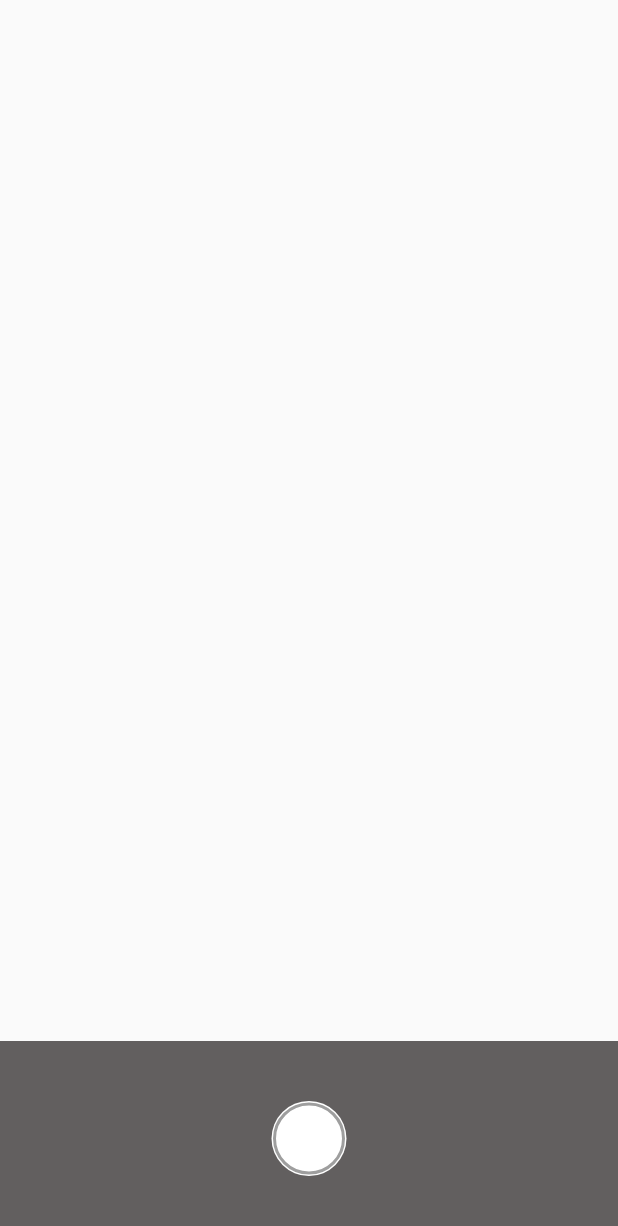
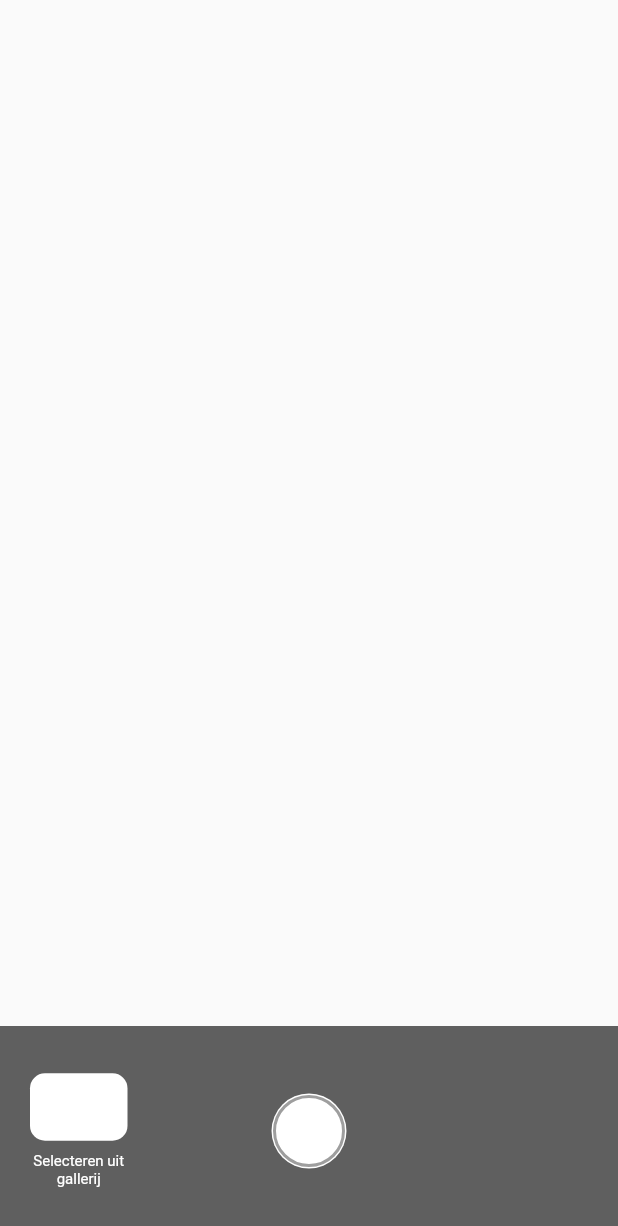
Before and after one commit to LennardDeurman/foodage-flutter, a Flutter app: the screen it shows after launch, on a phone screen of 412 x 824 dp. Shown: the top 1226 px of the screen. Run offline on Flutter 3.47's test engine with Material 2 defaults, Android fonts, the phone set to English and light mode, and no system bars.

Commit message:
Camera UI changes
- Applied bloc map structure
- Added camera import
- Created seperate class for bar

```diff
--- a/lib/main.dart
+++ b/lib/main.dart
@@ -1,5 +1,5 @@
 import 'package:flutter/material.dart';
-import 'package:foodage/camera/main.dart';
+import 'package:foodage/ui/camera/camera_screen.dart';
 
 void main() {
   runApp(MyApp());
--- a/lib/camera/main.dart
+++ b/lib/ui/camera/camera_screen.dart
@@ -1,3 +1,4 @@
+import 'package:flutter/cupertino.dart';
 import 'package:flutter/material.dart';
 
 class FoodCamera extends StatefulWidget {
@@ -65,6 +66,78 @@ class _CaptureButton extends StatelessWidget {
 
 }
 
+
+class _SelectFromGalleryButton extends StatelessWidget {
+
+  final double width;
+  final double imageHeight;
+
+  _SelectFromGalleryButton ({ this.width = 65, this.imageHeight = 45 });
+
+  @override
+  Widget build(BuildContext context) {
+    return Container(
+      width: width,
+      child: Column(
+        mainAxisSize: MainAxisSize.min,
+        children: <Widget>[
+          Container(
+            width: this.width,
+            height: this.imageHeight,
+            decoration: BoxDecoration(
+                color: Colors.white,
+                borderRadius: BorderRadius.circular(10)
+            ),
+          ),
+          Container(
+            child: Text(
+              "Selecteren uit gallerij",
+              style: TextStyle(
+                  fontSize: 10,
+                  color: Colors.white
+              ),
+              textAlign: TextAlign.center,
+            ),
+            margin: EdgeInsets.only(
+                top: 8
+            ),
+          )
+        ],
+      ),
+    );
+  }
+
+}
+
+class _CameraCaptureBar extends StatelessWidget {
+
+  @override
+  Widget build(BuildContext context) {
+    return Container(
+      color: Color.fromRGBO(95, 95, 95, 1),
+      height: 140,
+      child: Stack(
+        children: <Widget>[
+          Align(
+              alignment: Alignment.centerLeft,
+              child: Container(
+                child: _SelectFromGalleryButton(),
+                margin: EdgeInsets.symmetric(
+                    horizontal: 20
+                ),
+              )
+          ),
+          Align(
+            alignment: Alignment.center,
+            child: _CaptureButton(),
+          )
+        ],
+      ),
+    );
+  }
+
+}
+
 class FoodCameraState extends State<FoodCamera> {
 
   @override
@@ -77,19 +150,7 @@ class FoodCameraState extends State<FoodCamera> {
             Expanded(
               child: Container(),
             ),
-            Container(
-              color: Color.fromRGBO(98, 95, 95, 1),
-              padding: EdgeInsets.symmetric(
-                vertical: 40
-              ),
-              child: Center(
-                child: _CaptureButton(
-                  onTap: (BuildContext context) {
-                    print("capture photo");
-                  }
-                ),
-              ),
-            )
+            _CameraCaptureBar()
           ],
         ),
       ),
--- /dev/null
+++ b/lib/ui/camera/photo_container.dart
@@ -0,0 +1,21 @@
+import 'package:flutter/material.dart';
+import 'package:foodage/ui/extensions.dart';
+
+class PhotoContainer extends StatelessWidget {
+
+  final double width;
+  final double height;
+  final WidgetTapCallback onRemovePressed;
+
+  PhotoContainer ({ this.width = 120, this.height = 100, this.onRemovePressed });
+
+  @override
+  Widget build(BuildContext context) {
+    return Container(
+      width: this.width,
+      height: this.height,
+      color: Colors.red,
+    );
+  }
+
+}
--- /dev/null
+++ b/lib/ui/extensions.dart
@@ -0,0 +1,3 @@
+import 'package:flutter/material.dart';
+
+typedef WidgetTapCallback = Function(BuildContext context);
--- a/pubspec.yaml
+++ b/pubspec.yaml
@@ -28,6 +28,7 @@ dependencies:
   # The following adds the Cupertino Icons font to your application.
   # Use with the CupertinoIcons class for iOS style icons.
   cupertino_icons: ^0.1.3
+  camera: ^0.8.1
 
 dev_dependencies:
   flutter_test:
```
Also changed, not shown: lib/ui/camera/camera_bloc.dart (added), pubspec.lock.
